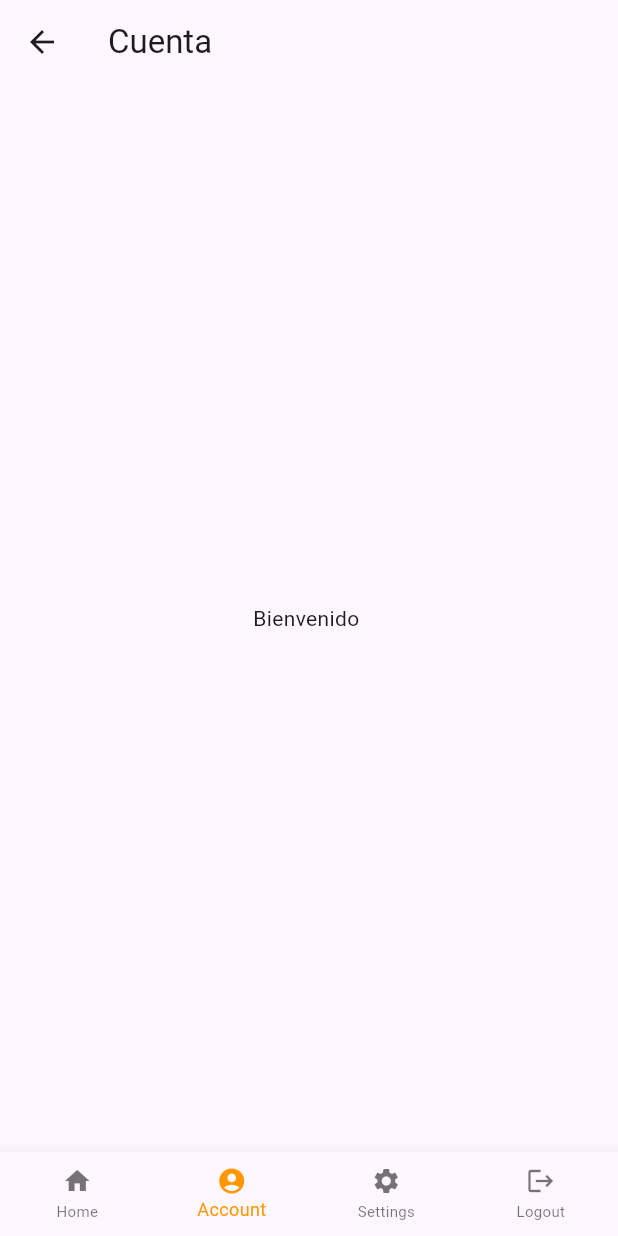
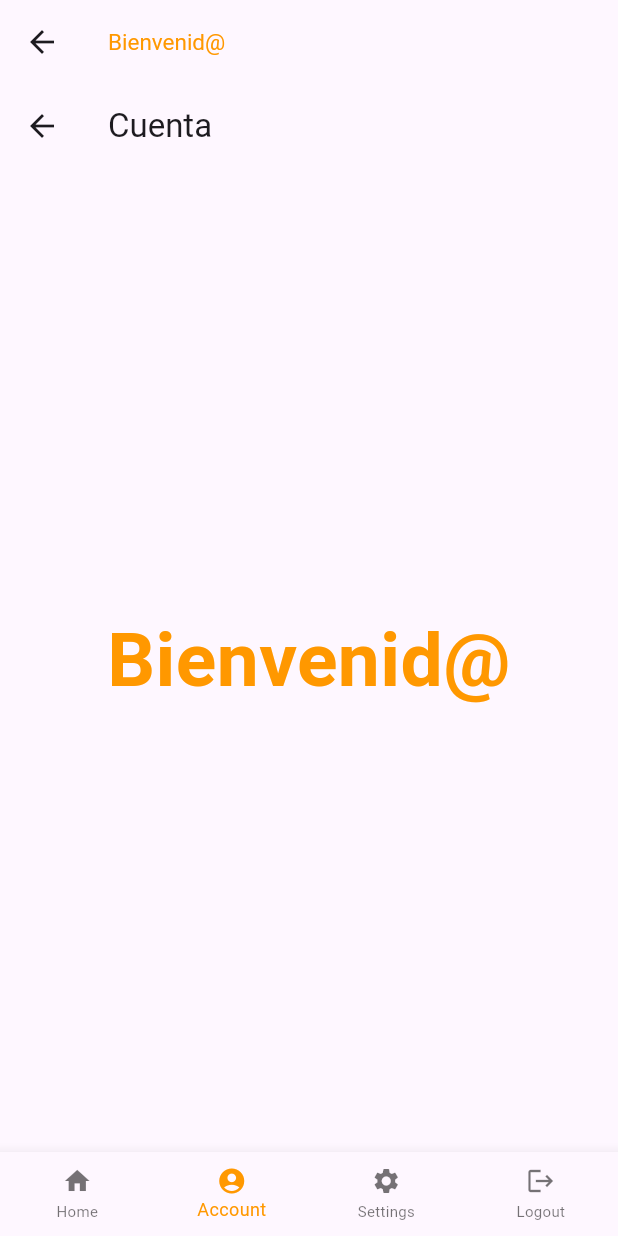
Before and after one commit to systemcrafter/nutri_menu_v2, a Flutter app: the HomePage screen opened directly, item 2 of the bottom bar chosen, on a phone screen of 412 x 824 dp. Run offline on Flutter 3.47's test engine with Material 3 defaults, Android fonts, the light colour scheme and no system bars; our stand-ins replace shared_preferences; accounts and stored records are empty; Roboto replaces fonts that are missing (QuickSand, quicksand).

```diff
--- a/lib/pages/account_page.dart
+++ b/lib/pages/account_page.dart
@@ -1,3 +1,5 @@
+//account_page.dart
+
 import 'package:flutter/material.dart';
 import 'package:provider/provider.dart';
 import 'package:nutri_menu_v2/providers/user_provider.dart';
@@ -25,7 +27,15 @@ class _AccountPageState extends State<AccountPage> {
       body: Center(
         child: userProvider.userName == null
             ? const CircularProgressIndicator()
-            : Text('Bienvenido ${userProvider.userName}'),
+            : Text(
+                'Bienvenid@ ${userProvider.userName}',
+                textAlign: TextAlign.center,
+                style: TextStyle(
+                    color: Colors.orange,
+                    fontFamily: 'quicksand',
+                    fontSize: 50,
+                    fontWeight: FontWeight.bold),
+              ),
       ),
     );
   }
--- a/lib/pages/home_page.dart
+++ b/lib/pages/home_page.dart
@@ -4,6 +4,8 @@ import 'package:nutri_menu_v2/pages/recipe_page.dart';
 import 'package:nutri_menu_v2/pages/account_page.dart';
 import 'package:nutri_menu_v2/pages/settings_page.dart';
 import 'package:nutri_menu_v2/pages/logout_page.dart';
+import 'package:provider/provider.dart';
+import 'package:nutri_menu_v2/providers/user_provider.dart';
 
 class HomePage extends StatefulWidget {
   const HomePage({Key? key}) : super(key: key);
@@ -24,7 +26,7 @@ class _HomePageState extends State<HomePage> {
     super.initState();
     _widgetOptions = <Widget>[
       _RecipesList(),
-      AccountPage(),
+      const AccountPage(),
       const SettingsPage(),
       const LogoutPage(),
     ];
@@ -38,7 +40,17 @@ class _HomePageState extends State<HomePage> {
 
   @override
   Widget build(BuildContext context) {
+    final userProvider = Provider.of<UserProvider>(context);
+    final userName = userProvider.userName ?? "Cargando...";
+
     return Scaffold(
+      appBar: AppBar(
+        title: Text(
+          'Bienvenid@ $userName',
+          style: TextStyle(
+              fontFamily: 'QuickSand', fontSize: 15, color: Colors.orange),
+        ),
+      ),
       body: Center(
         child: _widgetOptions.elementAt(_selectedIndex),
       ),
--- a/lib/pages/settings_page.dart
+++ b/lib/pages/settings_page.dart
@@ -7,7 +7,7 @@ class SettingsPage extends StatelessWidget {
   Widget build(BuildContext context) {
     return Center(
       child: Text(
-        'Ajustes',
+        'Página de Ajustes en construcción',
         style: TextStyle(fontSize: 50, fontFamily: 'QuickSand'),
       ),
     );
```
Also changed, not shown: lib/pages/login_page.dart (+8 -0 lines), lib/pages/logout_page.dart (+48 -1 lines).
